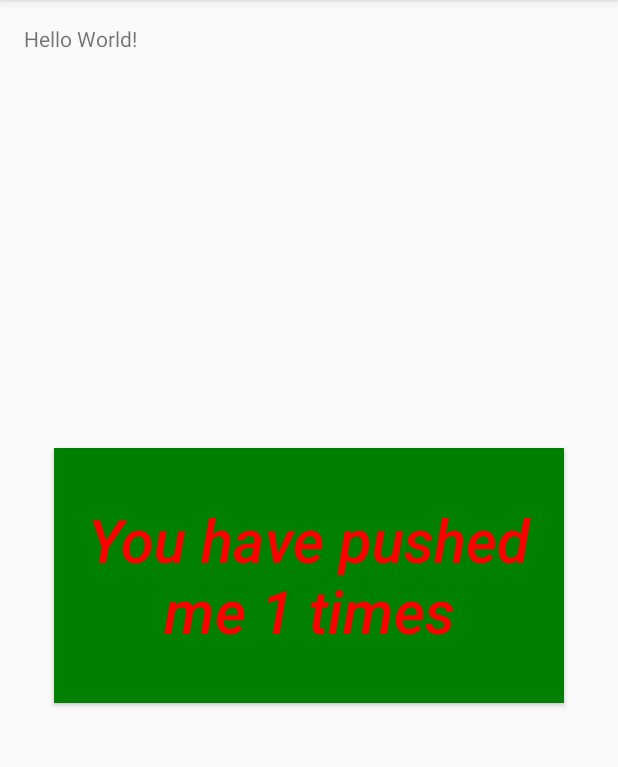
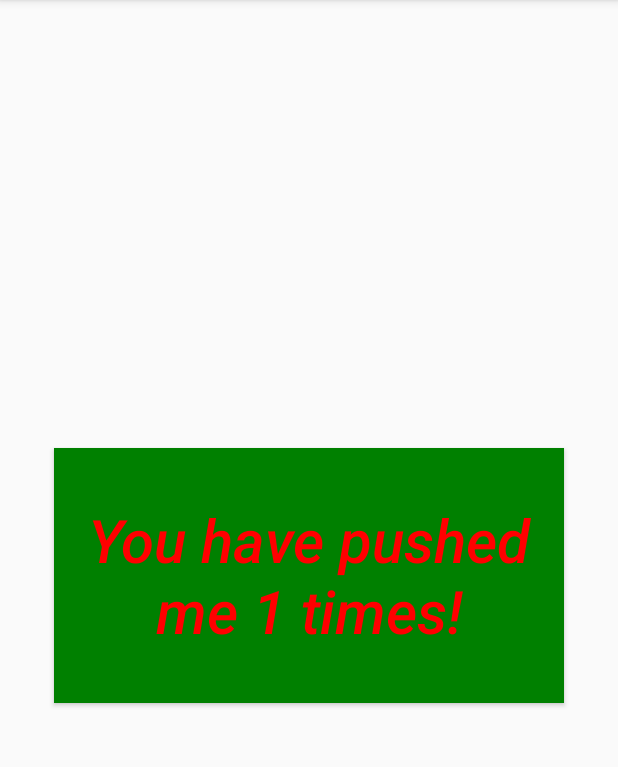
Before and after one commit to victoriajuan/biggobutton, an Android app: the screen it shows after launch (MainActivity), after a tap on "Push Me!", on a phone screen of 412 x 824 dp, the part 84-851 px from its top. Run offline under Robolectric (Android 15) with nearby library versions, the phone set to English and light mode, and no system bars.

Commit message:
new updated, add screenshots and fix some xml

```diff
--- a/app/src/main/java/edu/washington/vicky37/biggobutton/MainActivity.java
+++ b/app/src/main/java/edu/washington/vicky37/biggobutton/MainActivity.java
@@ -22,7 +22,7 @@ public class MainActivity extends AppCompatActivity {
             @Override
             public void onClick(View v) {
                 ButtonCounter++;
-                GiantButton.setText("You have pushed me "+ButtonCounter+" times");
+                GiantButton.setText("You have pushed me "+ButtonCounter+" times!");
             }
         });
     }
--- a/app/src/main/res/layout/activity_main.xml
+++ b/app/src/main/res/layout/activity_main.xml
@@ -9,12 +9,6 @@
     android:paddingRight="@dimen/activity_horizontal_margin"
     android:paddingTop="@dimen/activity_vertical_margin"
     tools:context="edu.washington.vicky37.biggobutton.MainActivity">
-
-    <TextView
-        android:layout_width="wrap_content"
-        android:layout_height="wrap_content"
-        android:text="Hello World!"
-        android:id="@+id/textView" />
 
     <Button
         android:text="@string/button_text"
```
Also changed, not shown: 3 other files.
